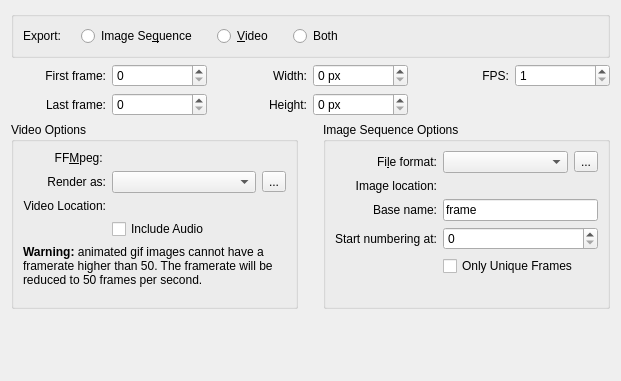
Before: the Qt Designer form libs/ui/animation/wdg_animationrenderer.ui in KDE/krita, drawn with Qt 5.
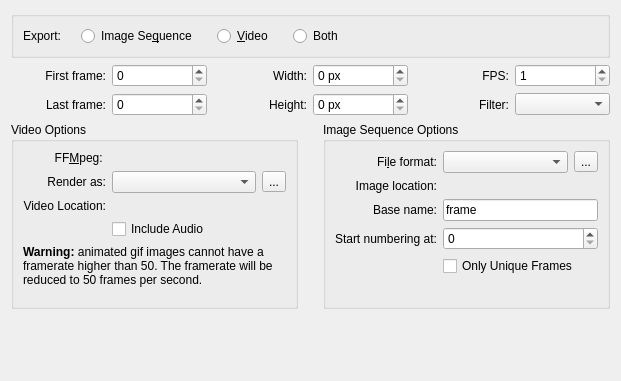
After: the same form once the commit is applied. Custom widgets are drawn as their Qt base class.

Commit message:
Add configs for GIF, APNG & WEBP export and scale
This patch allows animated images to set configuration options just like
their video counterparts. The following has been added:

- GIF opts: loop, transdiff, stats_mode, dithering and diff_mode

- APNG opts: loop and pred

- WEBP opts: lossless, compression level, quality, preset and loop

- Scale Filter opts: bicubic, bilinear, lanczos3, neighbor and spline

There is also some minor code cleanup

What changed in the file:
```diff
--- a/libs/ui/animation/wdg_animationrenderer.ui
+++ b/libs/ui/animation/wdg_animationrenderer.ui
@@ -197,6 +197,22 @@
        </property>
       </widget>
      </item>
+     <item column="4" row="1">
+      <widget class="QLabel" name="scaleFilterLabel">
+       <property name="layoutDirection">
+        <enum>Qt::LeftToRight</enum>
+       </property>
+       <property name="text">
+        <string>Filter:</string>
+       </property>
+       <property name="alignment">
+        <set>Qt::AlignRight|Qt::AlignTrailing|Qt::AlignVCenter</set>
+       </property>
+      </widget>
+     </item>
+     <item column="5" row="1">
+      <widget class="QComboBox" name="cmbScaleFilter"/>
+     </item>
     </layout>
    </item>
    <item>
```
The commit also changes 7 other files.
